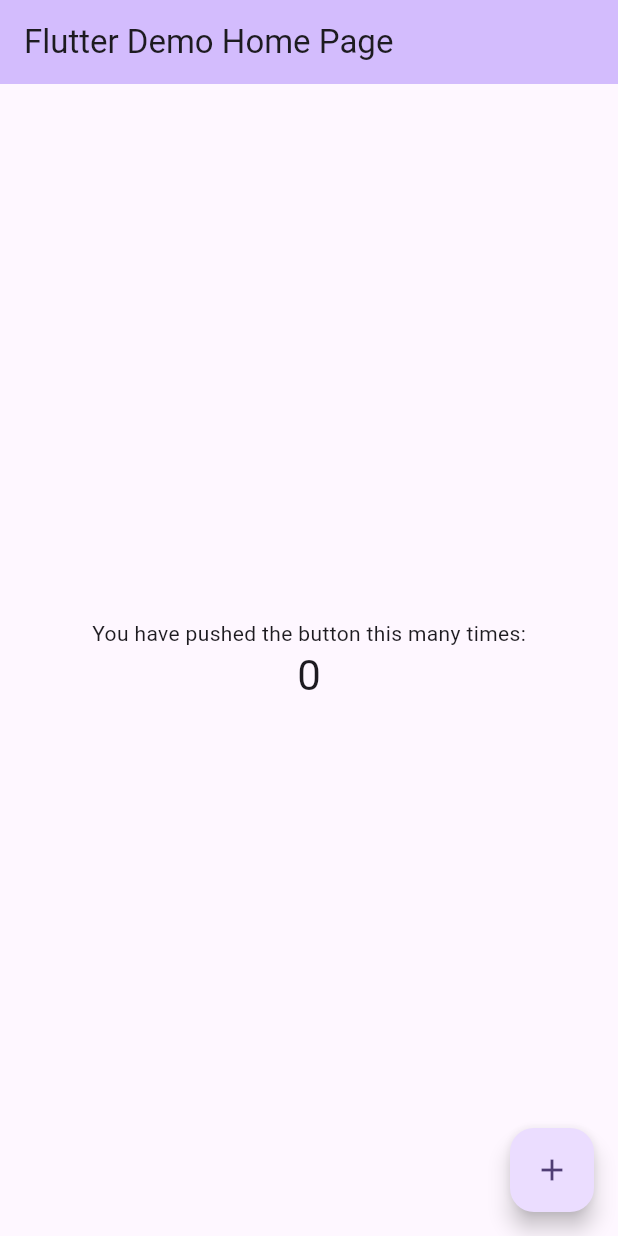
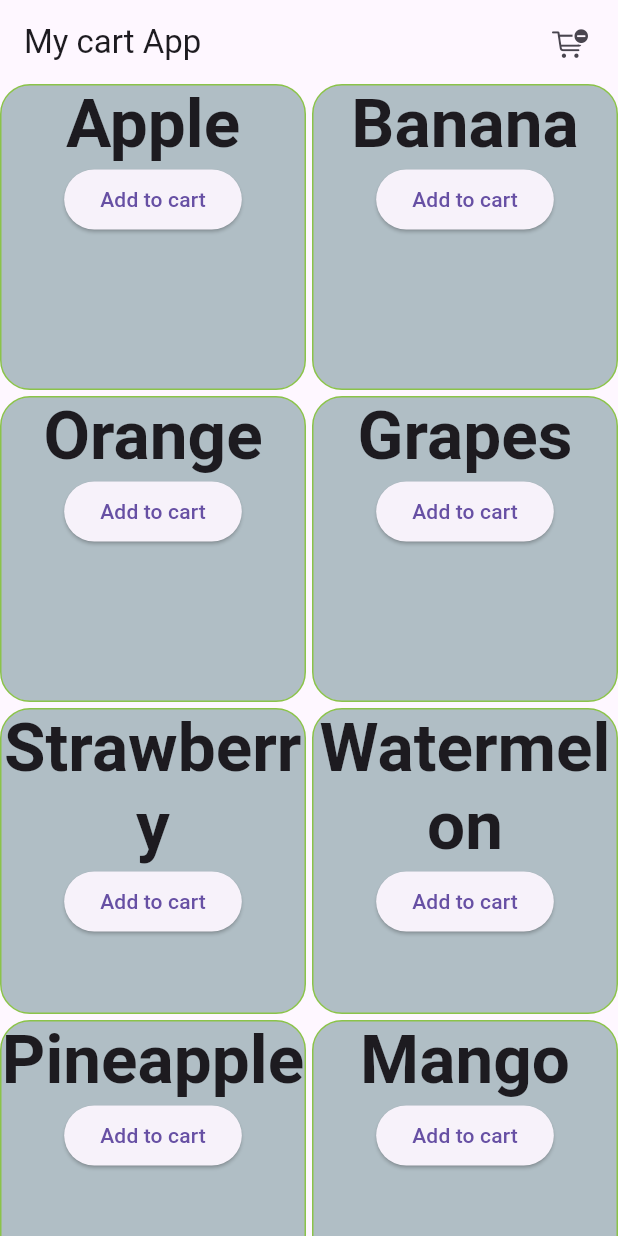
Before and after one commit to MudeNalinNaik/my_cart, a Flutter app: the screen it shows after launch, on a phone screen of 412 x 824 dp. Run offline on Flutter 3.47's test engine with Material 3 defaults, Android fonts, the phone set to English and light mode, and no system bars.

Commit message:
my cart part 1

```diff
--- a/lib/main.dart
+++ b/lib/main.dart
@@ -1,125 +1,18 @@
 import 'package:flutter/material.dart';
+import 'package:my_cart/screens/home_screen/home_screen.dart';
 
-void main() {
+main(){
   runApp(const MyApp());
   }
 
   class MyApp extends StatelessWidget {
     const MyApp({super.key});
 
-  // This widget is the root of your application.
     @override
     Widget build(BuildContext context) {
-    return MaterialApp(
-      title: 'Flutter Demo',
-      theme: ThemeData(
-        // This is the theme of your application.
-        //
-        // TRY THIS: Try running your application with "flutter run". You'll see
-        // the application has a purple toolbar. Then, without quitting the app,
-        // try changing the seedColor in the colorScheme below to Colors.green
-        // and then invoke "hot reload" (save your changes or press the "hot
-        // reload" button in a Flutter-supported IDE, or press "r" if you used
-        // the command line to start the app).
-        //
-        // Notice that the counter didn't reset back to zero; the application
-        // state is not lost during the reload. To reset the state, use hot
-        // restart instead.
-        //
-        // This works for code too, not just values: Most code changes can be
-        // tested with just a hot reload.
-        colorScheme: ColorScheme.fromSeed(seedColor: Colors.deepPurple),
-        useMaterial3: true,
-      ),
-      home: const MyHomePage(title: 'Flutter Demo Home Page'),
+      return const MaterialApp(
+        debugShowCheckedModeBanner: false,
+        home:HomeScreen(),
       );
     }
   }
-
-class MyHomePage extends StatefulWidget {
-  const MyHomePage({super.key, required this.title});
-
-  // This widget is the home page of your application. It is stateful, meaning
-  // that it has a State object (defined below) that contains fields that affect
-  // how it looks.
-
-  // This class is the configuration for the state. It holds the values (in this
-  // case the title) provided by the parent (in this case the App widget) and
-  // used by the build method of the State. Fields in a Widget subclass are
-  // always marked "final".
-
-  final String title;
-
-  @override
-  State<MyHomePage> createState() => _MyHomePageState();
-}
-
-class _MyHomePageState extends State<MyHomePage> {
-  int _counter = 0;
-
-  void _incrementCounter() {
-    setState(() {
-      // This call to setState tells the Flutter framework that something has
-      // changed in this State, which causes it to rerun the build method below
-      // so that the display can reflect the updated values. If we changed
-      // _counter without calling setState(), then the build method would not be
-      // called again, and so nothing would appear to happen.
-      _counter++;
-    });
-  }
-
-  @override
-  Widget build(BuildContext context) {
-    // This method is rerun every time setState is called, for instance as done
-    // by the _incrementCounter method above.
-    //
-    // The Flutter framework has been optimized to make rerunning build methods
-    // fast, so that you can just rebuild anything that needs updating rather
-    // than having to individually change instances of widgets.
-    return Scaffold(
-      appBar: AppBar(
-        // TRY THIS: Try changing the color here to a specific color (to
-        // Colors.amber, perhaps?) and trigger a hot reload to see the AppBar
-        // change color while the other colors stay the same.
-        backgroundColor: Theme.of(context).colorScheme.inversePrimary,
-        // Here we take the value from the MyHomePage object that was created by
-        // the App.build method, and use it to set our appbar title.
-        title: Text(widget.title),
-      ),
-      body: Center(
-        // Center is a layout widget. It takes a single child and positions it
-        // in the middle of the parent.
-        child: Column(
-          // Column is also a layout widget. It takes a list of children and
-          // arranges them vertically. By default, it sizes itself to fit its
-          // children horizontally, and tries to be as tall as its parent.
-          //
-          // Column has various properties to control how it sizes itself and
-          // how it positions its children. Here we use mainAxisAlignment to
-          // center the children vertically; the main axis here is the vertical
-          // axis because Columns are vertical (the cross axis would be
-          // horizontal).
-          //
-          // TRY THIS: Invoke "debug painting" (choose the "Toggle Debug Paint"
-          // action in the IDE, or press "p" in the console), to see the
-          // wireframe for each widget.
-          mainAxisAlignment: MainAxisAlignment.center,
-          children: <Widget>[
-            const Text(
-              'You have pushed the button this many times:',
-            ),
-            Text(
-              '$_counter',
-              style: Theme.of(context).textTheme.headlineMedium,
-            ),
-          ],
-        ),
-      ),
-      floatingActionButton: FloatingActionButton(
-        onPressed: _incrementCounter,
-        tooltip: 'Increment',
-        child: const Icon(Icons.add),
-      ), // This trailing comma makes auto-formatting nicer for build methods.
-    );
-  }
-}
--- /dev/null
+++ b/lib/screens/home_screen/home_screen.dart
@@ -0,0 +1,86 @@
+import 'package:flutter/cupertino.dart';
+import 'package:flutter/material.dart';
+
+class HomeScreen extends StatefulWidget {
+  const HomeScreen({super.key});
+
+  @override
+  State<HomeScreen> createState() => _HomeScreenState();
+}
+
+class _HomeScreenState extends State<HomeScreen> {
+  List<String> names = [
+    'Apple',
+    'Banana',
+    'Orange',
+    'Grapes',
+    'Strawberry',
+    'Watermelon',
+    'Pineapple',
+    'Mango',
+    'Kiwi',
+    'Peach',
+    'Stripes',
+    'Polka Dots',
+    'Floral',
+    'Geometric',
+    'Abstract',
+    'Animal Print',
+    'Tie-Dye',
+    'Ombre',
+    'Plaid',
+    'Checkered',
+    'Milk',
+    'Eggs',
+    'Bread',
+    'Butter',
+    'Cheese',
+    'Yogurt',
+    'Cereal',
+    'Rice',
+    'Pasta',
+    'Flour',
+  ];
+
+  @override
+  Widget build(BuildContext context) {
+    return Scaffold(
+      appBar: AppBar(title: Text('My cart App'),actions: [
+        Icon(CupertinoIcons.cart_badge_minus), SizedBox(width: 20,)
+      ],),
+      body: GridView.builder(
+        itemCount: names.length,
+        gridDelegate: const SliverGridDelegateWithFixedCrossAxisCount(
+            crossAxisCount: 2, crossAxisSpacing: 4.0, mainAxisSpacing: 4.0),
+        itemBuilder: (BuildContext context, int index) {
+          return Container(
+            decoration: BoxDecoration(
+                color: Colors.blueGrey.shade200,
+                border: Border.all(
+                  color: Colors.lightGreen,
+                ),
+                borderRadius: BorderRadius.all(Radius.circular(20))),
+            child: Column(
+              children: [
+                Center(
+                    child: Expanded(
+                        child: Text(
+                  names[index],
+                  textAlign: TextAlign.center,
+                  style: Theme.of(context)
+                      .textTheme
+                      .displayMedium
+                      ?.copyWith(fontWeight: FontWeight.bold),
+                ))),
+                ElevatedButton(
+                  onPressed: () {},
+                  child: const Text('Add to cart'),
+                )
+              ],
+            ),
+          );
+        },
+      ),
+    );
+  }
+}
```
Lines whose indentation alone changed are shown as unchanged.
